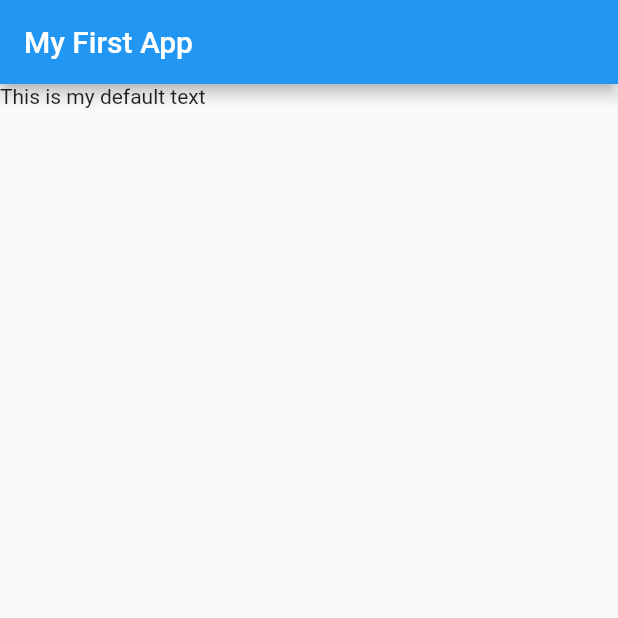
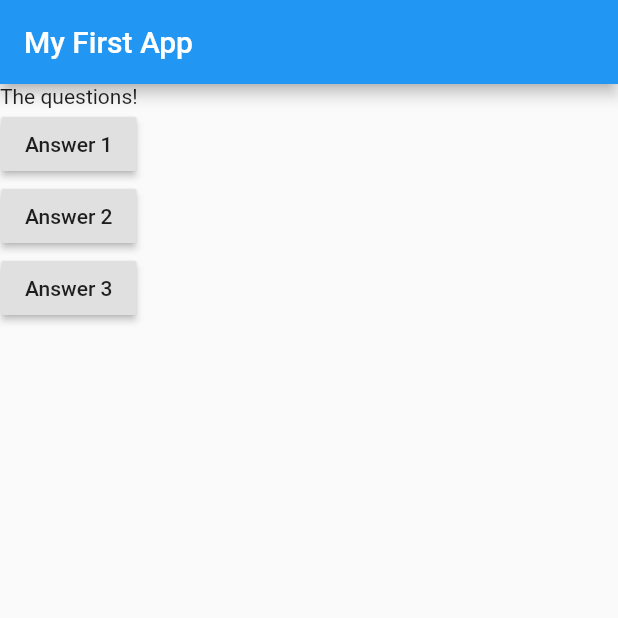
Before and after one commit to Rohan-sngh/Simple-personality-quiz-application, a Flutter app: the screen it shows after launch, on a phone screen of 412 x 824 dp, the top half of it. Run offline on Flutter 3.47's test engine with Material 2 defaults, Android fonts, the phone set to English and light mode, and no system bars.

Commit message:
Added options

```diff
--- a/lib/main.dart
+++ b/lib/main.dart
@@ -6,13 +6,34 @@ void main() {
 
 // ignore: use_key_in_widget_constructors
 class MyApp extends StatelessWidget {
+  void answerQuestion() {
+    // ignore: avoid_print
+    print('Answer Chosen!');
+  }
+
   Widget build(BuildContext context) {
     return MaterialApp(
       home: Scaffold(
         appBar: AppBar(
           title: const Text('My First App'),
         ),
-        body: const Text('This is my default text'),
+        body: Column(
+          children: [
+            const Text('The questions!'),
+            RaisedButton(
+              onPressed: answerQuestion,
+              child: const Text('Answer 1'),
+            ),
+            RaisedButton(
+              onPressed: answerQuestion,
+              child: const Text('Answer 2'),
+            ),
+            RaisedButton(
+              onPressed: answerQuestion,
+              child: const Text('Answer 3'),
+            ),
+          ],
+        ),
       ),
     );
   }
```
